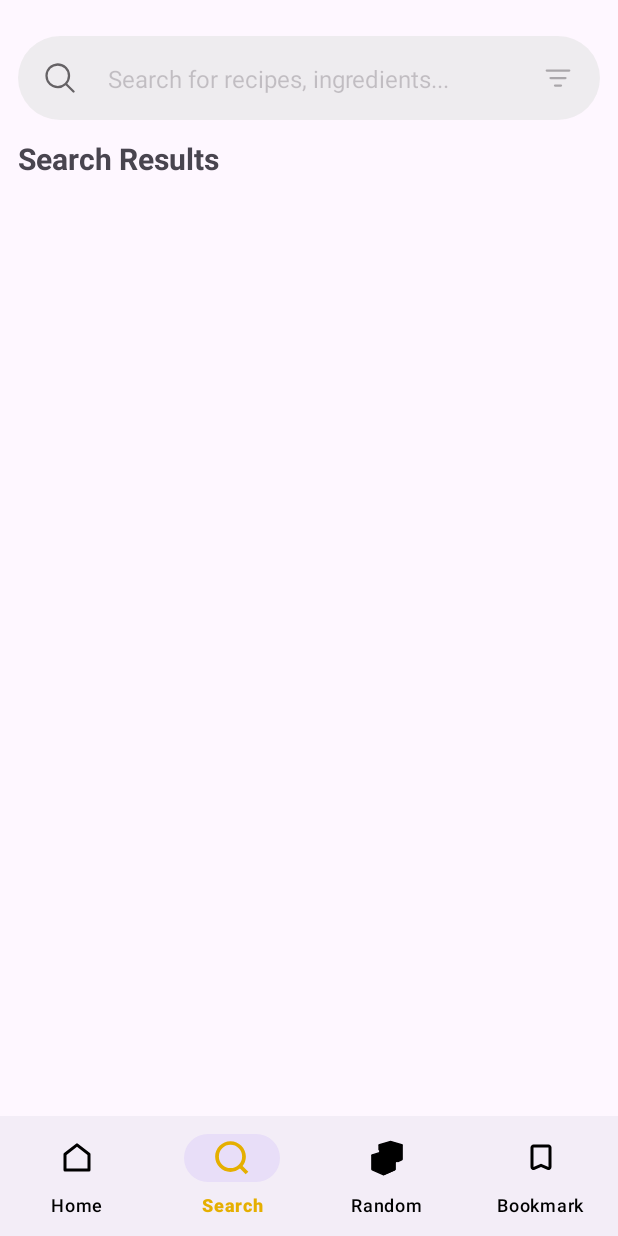
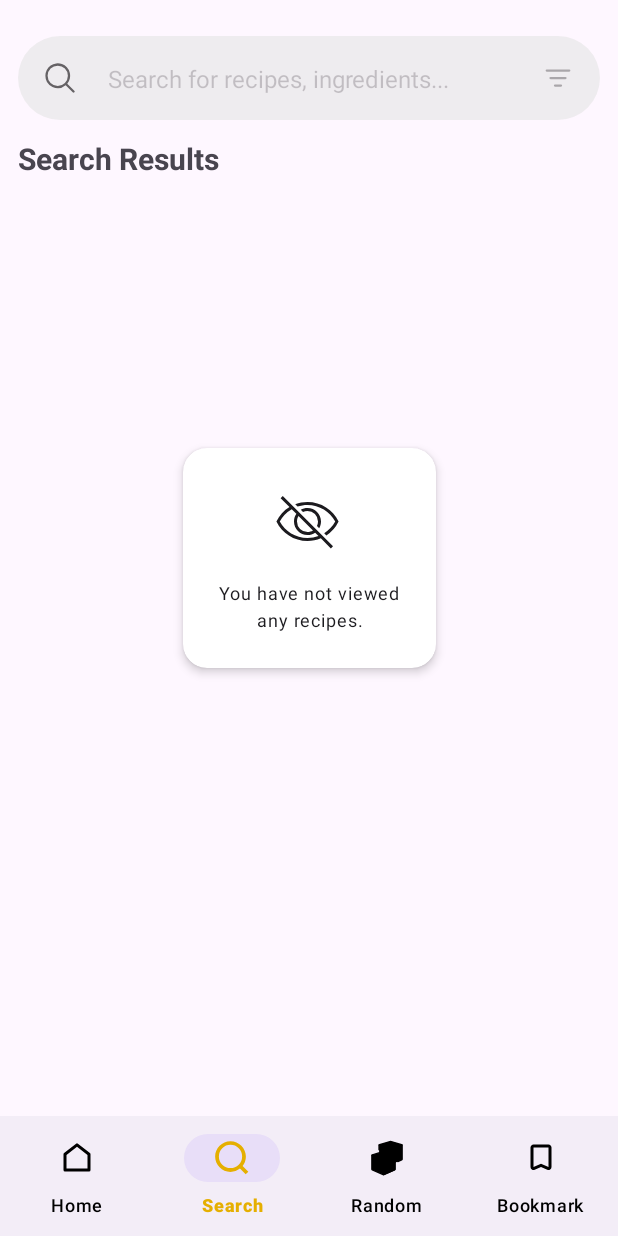
Before and after one commit to OutForMilks/L-tim-C-que, an Android app: the screen it shows after launch (MainActivity), item 2 of the bottom bar chosen, on a phone screen of 412 x 824 dp. Run offline under Robolectric (Android 15) with nearby library versions, the phone set to English and light mode, and no system bars; our stand-ins replace Firebase (no records; nobody signed in at launch, a user with empty details on screens opened directly), navigation-ui; pictures from the network do not load; Roboto replaces fonts that are not available here; 2 statements that could not run were skipped.

Commit message:
feat: Added an emptystate to the search when it just started or 0 meals returned

```diff
--- a/app/src/main/java/com/example/l_tim_c_que/ui/search/SearchFragment.kt
+++ b/app/src/main/java/com/example/l_tim_c_que/ui/search/SearchFragment.kt
@@ -80,9 +80,15 @@ class SearchFragment : Fragment() {
 private fun SearchFragment.setupHeader(view: View) {
     val title = view.findViewById<TextView>(R.id.tvTitle)
     val search = view.findViewById<View>(R.id.search_bar)
+    val emptyState = view.findViewById<View>(R.id.empty_state)
 
     title.visibility = View.VISIBLE
     search.visibility = View.VISIBLE
+    emptyState.visibility = View.VISIBLE
+
+    val emptyStateText = view.findViewById<TextView>(R.id.empty_state_text)
+    emptyStateText.text ="You have not viewed\nany recipes."
+
     title.text = "Search Results"
 }
 
@@ -109,11 +115,16 @@ private fun SearchFragment.setupRecyclerView(view: View) {
 private fun SearchFragment.setupObservers(view: View) {
     val loadBar = view.findViewById<View>(R.id.progressBar)
     val recycleView = view.findViewById<RecyclerView>(R.id.recipie_widget_list)
+    val emptyState = view.findViewById<View>(R.id.empty_state)
     val etSearch = view.findViewById<EditText>(R.id.searchbar_text)
+
+    val emptyText = view.findViewById<TextView>(R.id.empty_state_text)
 
     mealViewModel.isLoading.observe(viewLifecycleOwner) { isLoading ->
         if (isLoading) {
+            emptyState.visibility = View.GONE
             loadBar.visibility = View.VISIBLE
+
             recycleView.visibility = View.GONE
         } else {
             loadBar.visibility = View.GONE
@@ -123,6 +134,8 @@ private fun SearchFragment.setupObservers(view: View) {
 
     mealViewModel.meals.observe(viewLifecycleOwner) { meals ->
         adapter.submitList(meals)
+        emptyState.visibility = if (meals.isEmpty()) View.VISIBLE else View.GONE
+        emptyText.text = "No results found."
     }
 
     searchViewModel.searchQuery.observe(viewLifecycleOwner) { query ->
--- a/app/src/main/res/layout/fragment_base_list.xml
+++ b/app/src/main/res/layout/fragment_base_list.xml
@@ -42,9 +42,6 @@
         app:layout_constraintTop_toBottomOf="@+id/header"
         />
 
-
-
-
     <TextView
         android:id="@+id/tvTitle"
         android:layout_width="wrap_content"
@@ -68,6 +65,18 @@
         app:layout_constraintEnd_toEndOf="parent"
         app:layout_constraintTop_toBottomOf="@+id/tvTitle" />
 
+    <include
+        android:id="@+id/empty_state"
+        layout="@layout/layout_empty_state_square"
+        android:layout_width="wrap_content"
+        android:layout_height="wrap_content"
+        android:visibility="gone"
+        app:layout_constraintBottom_toBottomOf="parent"
+        app:layout_constraintStart_toStartOf="parent"
+        app:layout_constraintEnd_toEndOf="parent"
+        app:layout_constraintTop_toTopOf="parent"
+        />
+
     <androidx.recyclerview.widget.RecyclerView
         android:id="@+id/recipie_widget_list"
         android:layout_width="match_parent"
```
